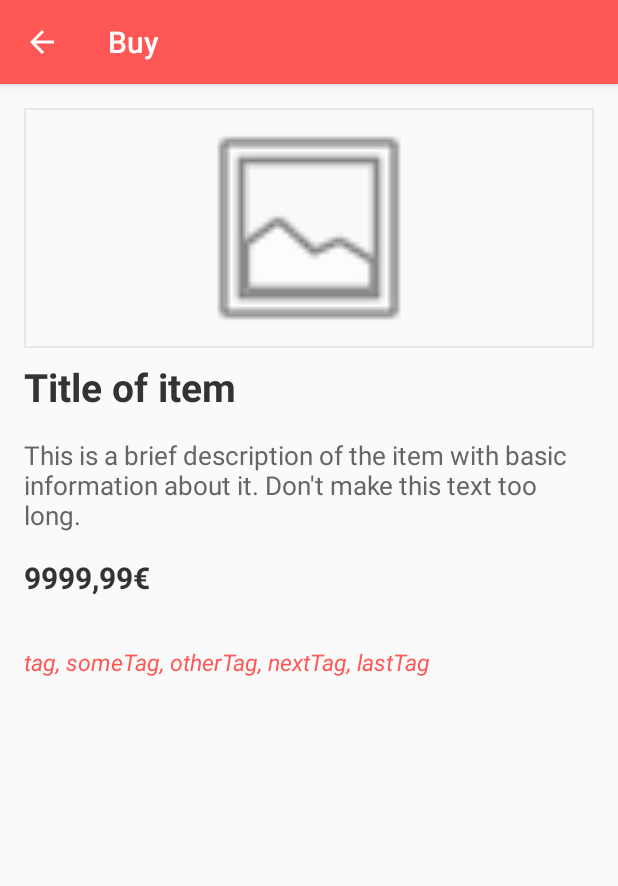
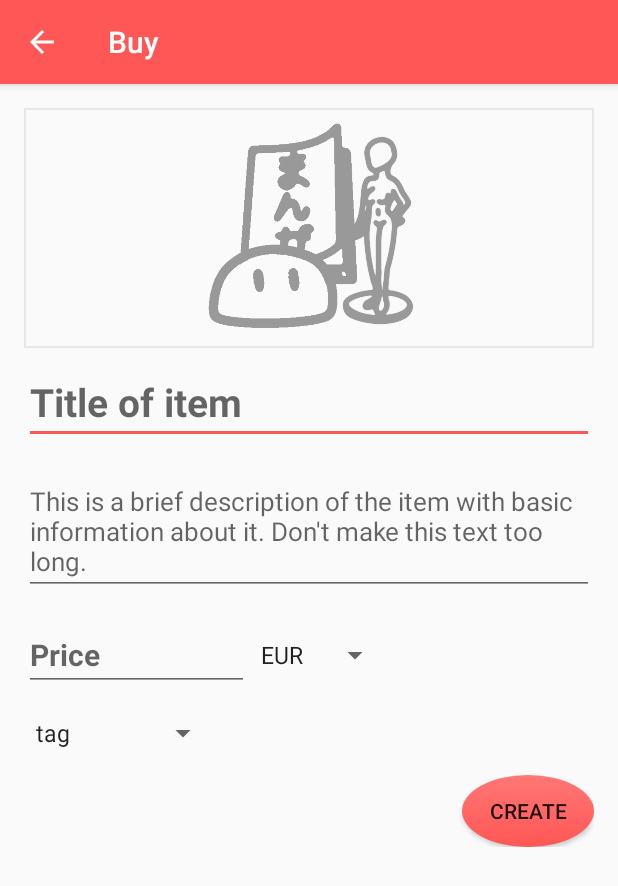
Before and after one commit to couch-dev/ShopProject, an Android app: the CreateItemActivity screen opened directly, with no data from a screen before it, on a phone screen of 412 x 824 dp. Shown: the top 886 px of the screen. Run offline under Robolectric (Android 15) with nearby library versions, the phone set to English and light mode, and no system bars.

Commit message:
small gui updates and updated android studio version

```diff
--- a/app/src/main/java/net/couchdev/android/layoutsandbox/CreateItemActivity.java
+++ b/app/src/main/java/net/couchdev/android/layoutsandbox/CreateItemActivity.java
@@ -20,10 +20,12 @@
  **********************************************************************************/
 package net.couchdev.android.layoutsandbox;
 
+import android.graphics.PorterDuff;
 import android.os.Bundle;
 import android.support.v7.app.AppCompatActivity;
 import android.view.MenuItem;
 import android.widget.ArrayAdapter;
+import android.widget.ImageView;
 import android.widget.Spinner;
 
 public class CreateItemActivity extends AppCompatActivity{
@@ -34,6 +36,8 @@ public class CreateItemActivity extends AppCompatActivity{
         setContentView(R.layout.activity_createitem);
         getSupportActionBar().setDisplayHomeAsUpEnabled(true);
 
+        ImageView itemImage = (ImageView) findViewById(R.id.itemImage);
+        itemImage.getDrawable().setColorFilter(getResources().getColor(R.color.light_gray), PorterDuff.Mode.MULTIPLY);
     }
 
     @Override
--- a/app/src/main/java/net/couchdev/android/layoutsandbox/SaleItemActivity.java
+++ b/app/src/main/java/net/couchdev/android/layoutsandbox/SaleItemActivity.java
@@ -22,6 +22,7 @@ package net.couchdev.android.layoutsandbox;
 
 import android.os.Bundle;
 import android.support.v7.app.AppCompatActivity;
+import android.view.MenuItem;
 
 public class SaleItemActivity extends AppCompatActivity {
 
@@ -29,6 +30,15 @@ public class SaleItemActivity extends AppCompatActivity {
     protected void onCreate(Bundle savedInstanceState) {
         super.onCreate(savedInstanceState);
         setContentView(R.layout.activity_sale);
+        getSupportActionBar().setDisplayHomeAsUpEnabled(true);
+    }
 
+    @Override
+    public boolean onOptionsItemSelected(MenuItem item) {
+        switch(item.getItemId()){
+            case android.R.id.home: onBackPressed();
+                return true;
+        }
+        return super.onOptionsItemSelected(item);
     }
 }
--- a/app/src/main/res/layout/activity_createitem.xml
+++ b/app/src/main/res/layout/activity_createitem.xml
@@ -12,11 +12,12 @@
             android:layout_width="match_parent"
             android:layout_height="160dp"
             android:background="@drawable/item_image_bg"
-            android:src="@android:drawable/ic_menu_gallery"
+            android:src="@drawable/ic_items2_white"
             android:scaleType="fitCenter"
-            android:layout_marginTop="16dp"/>
+            android:layout_marginTop="16dp"
+            android:padding="8dp"/>
 
-        <TextView
+        <EditText
             android:id="@+id/itemTitle"
             android:layout_width="match_parent"
             android:layout_height="wrap_content"
@@ -28,9 +29,9 @@
             android:textSize="26sp"
             android:textColor="@color/dark_gray"
             android:layout_marginTop="8dp"
-            android:text="Title of item"/>
+            android:hint="Title of item"/>
 
-        <TextView
+        <EditText
             android:id="@+id/itemDescription"
             android:layout_width="match_parent"
             android:layout_height="wrap_content"
@@ -41,15 +42,15 @@
             android:ellipsize="end"
             android:textSize="17sp"
             android:textColor="@color/gray"
-            android:text="This is a brief description of the item with basic information about it. Don't make this text too long."/>
+            android:hint="This is a brief description of the item with basic information about it. Don't make this text too long."/>
 
-        <TextView
+        <EditText
             android:id="@+id/itemPrice"
-            android:layout_width="wrap_content"
+            android:layout_width="150dp"
             android:layout_height="wrap_content"
-            android:gravity="center"
             android:singleLine="true"
             android:maxLines="1"
+            android:inputType="numberDecimal"
             android:textStyle="bold"
             android:textSize="20sp"
             android:textColor="@color/dark_gray"
@@ -58,21 +59,33 @@
             android:layout_alignBottom="@+id/paymentGroup"
             android:layout_below="@+id/itemDescription"
             android:layout_marginTop="16dp"
-            android:text="9999,99€"/>
+            android:hint="Price"/>
+        <Spinner
+            android:id="@+id/currencySpinner"
+            android:layout_width="wrap_content"
+            android:layout_height="wrap_content"
+            android:layout_alignTop="@id/itemPrice"
+            android:layout_alignBottom="@id/itemPrice"
+            android:layout_toRightOf="@id/itemPrice"
+            android:entries="@array/currency"/>
 
-        <TextView
-            android:id="@+id/itemTags"
+        <Spinner
+            android:id="@+id/tagSpinner"
             android:layout_width="wrap_content"
             android:layout_height="wrap_content"
             android:layout_below="@+id/itemPrice"
-            android:layout_marginRight="8dp"
-            android:layout_marginTop="32dp"
-            android:singleLine="true"
-            android:maxLines="1"
-            android:ellipsize="end"
-            android:textStyle="italic"
-            android:textSize="15sp"
-            android:textColor="@color/colorAccent"
-            android:text="tag, someTag, otherTag, nextTag, lastTag"/>
+            android:layout_marginTop="16dp"
+            android:entries="@array/tags"/>
+
+        <Button
+            android:id="@+id/buyButton"
+            android:layout_width="wrap_content"
+            android:layout_height="wrap_content"
+            android:layout_alignParentRight="true"
+            android:layout_below="@+id/tagSpinner"
+            android:layout_marginTop="16dp"
+            android:text="Create"
+            android:background="@drawable/button_selector"/>
+
     </RelativeLayout>
 </ScrollView>
--- a/app/src/main/res/layout/activity_sale.xml
+++ b/app/src/main/res/layout/activity_sale.xml
@@ -108,20 +108,5 @@
             android:layout_below="@+id/paymentGroup"
             android:text="@string/buy"
             android:background="@drawable/button_selector"/>
-
-        <TextView
-            android:id="@+id/itemTags"
-            android:layout_width="wrap_content"
-            android:layout_height="wrap_content"
-            android:layout_below="@+id/buyButton"
-            android:layout_marginRight="8dp"
-            android:layout_marginTop="32dp"
-            android:singleLine="true"
-            android:maxLines="1"
-            android:ellipsize="end"
-            android:textStyle="italic"
-            android:textSize="15sp"
-            android:textColor="@color/colorAccent"
-            android:text="tag, someTag, otherTag, nextTag, lastTag"/>
     </RelativeLayout>
 </ScrollView>
--- a/app/src/main/res/layout/fragment_profile.xml
+++ b/app/src/main/res/layout/fragment_profile.xml
@@ -1,7 +1,9 @@
 <?xml version="1.0" encoding="utf-8"?>
 <RelativeLayout xmlns:android="http://schemas.android.com/apk/res/android"
     android:layout_width="match_parent"
-    android:layout_height="match_parent" >
+    android:layout_height="match_parent"
+    android:descendantFocusability="blocksDescendants" >
+
     <ScrollView
         android:id="@+id/profileScroll"
         android:layout_width="match_parent"
--- a/app/src/main/res/values/strings.xml
+++ b/app/src/main/res/values/strings.xml
@@ -60,6 +60,19 @@
         <item>Germany</item>
         <item>France</item>
         <item>USA</item>
+    </string-array>
+
+    <string-array name="currency">
+        <item>EUR</item>
+        <item>USD</item>
+    </string-array>
+
+    <string-array name="tags">
+        <item>tag</item>
+        <item>someTag</item>
+        <item>otherTag</item>
+        <item>nextTag</item>
+        <item>lastTag</item>
     </string-array>
 
 
--- a/build.gradle
+++ b/build.gradle
@@ -5,7 +5,7 @@ buildscript {
         jcenter()
     }
     dependencies {
-        classpath 'com.android.tools.build:gradle:2.2.2'
+        classpath 'com.android.tools.build:gradle:2.2.3'
 
         // NOTE: Do not place your application dependencies here; they belong
         // in the individual module build.gradle files
```
Also changed, not shown: app/src/main/java/net/couchdev/android/layoutsandbox/MainActivity.java (+0 -7 lines), app/src/main/res/drawable/ic_items2_white.png (added).
